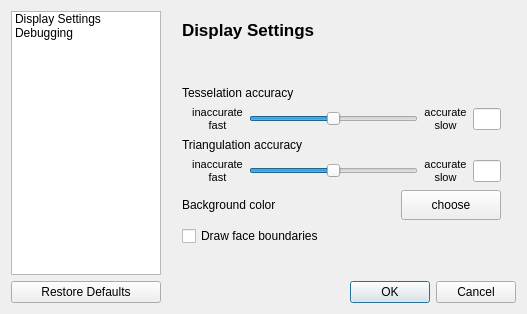
This is TIGLViewer/src/TIGLViewerSettingsDialog.ui in DLR-SC/tigl as Qt 5 draws it before an edit. The edited form follows.
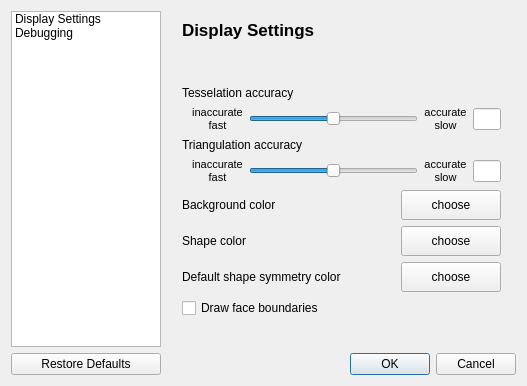
This is the edited form. Icons and pictures are not drawn.

Commit message: Added feature to select default shape colors #487

```diff
--- a/TIGLViewer/src/TIGLViewerSettingsDialog.ui
+++ b/TIGLViewer/src/TIGLViewerSettingsDialog.ui
@@ -313,6 +313,78 @@
          </item>
         </layout>
        </item>
+       <item>
+        <layout class="QHBoxLayout" name="horizontalLayout_shape">
+         <item>
+          <widget class="QLabel" name="label_shapeColor">
+           <property name="text">
+            <string>Shape color</string>
+           </property>
+          </widget>
+         </item>
+         <item>
+          <widget class="QPushButton" name="buttonShapeColorChoser">
+           <property name="sizePolicy">
+            <sizepolicy hsizetype="Minimum" vsizetype="Minimum">
+             <horstretch>0</horstretch>
+             <verstretch>20</verstretch>
+            </sizepolicy>
+           </property>
+           <property name="minimumSize">
+            <size>
+             <width>0</width>
+             <height>30</height>
+            </size>
+           </property>
+           <property name="maximumSize">
+            <size>
+             <width>100</width>
+             <height>16777215</height>
+            </size>
+           </property>
+           <property name="text">
+            <string>choose</string>
+           </property>
+          </widget>
+         </item>
+        </layout>
+       </item>
+       <item>
+        <layout class="QHBoxLayout" name="horizontalLayout_symmetry">
+         <item>
+          <widget class="QLabel" name="label_shapeSymmetryColor">
+           <property name="text">
+            <string>Default shape symmetry color</string>
+           </property>
+          </widget>
+         </item>
+         <item>
+          <widget class="QPushButton" name="buttonShapeSymmetryColorChoser">
+           <property name="sizePolicy">
+            <sizepolicy hsizetype="Minimum" vsizetype="Minimum">
+             <horstretch>0</horstretch>
+             <verstretch>20</verstretch>
+            </sizepolicy>
+           </property>
+           <property name="minimumSize">
+            <size>
+             <width>0</width>
+             <height>30</height>
+            </size>
+           </property>
+           <property name="maximumSize">
+            <size>
+             <width>100</width>
+             <height>16777215</height>
+            </size>
+           </property>
+           <property name="text">
+            <string>choose</string>
+           </property>
+          </widget>
+         </item>
+        </layout>
+       </item>
        <item>
         <widget class="QCheckBox" name="cbDrawFaceBoundaries">
          <property name="text">
```
The commit also changes 16 other files.
